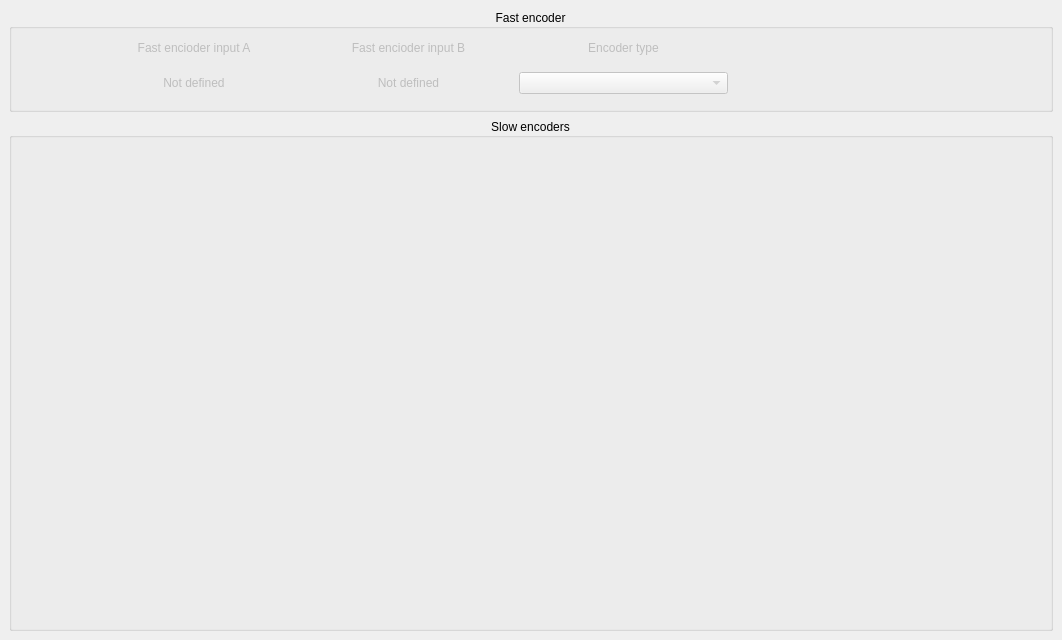
First picture: the form in widgets/encodersconfig.ui, repository FreeJoy-Team/FreeJoyConfiguratorQt, before the edit.
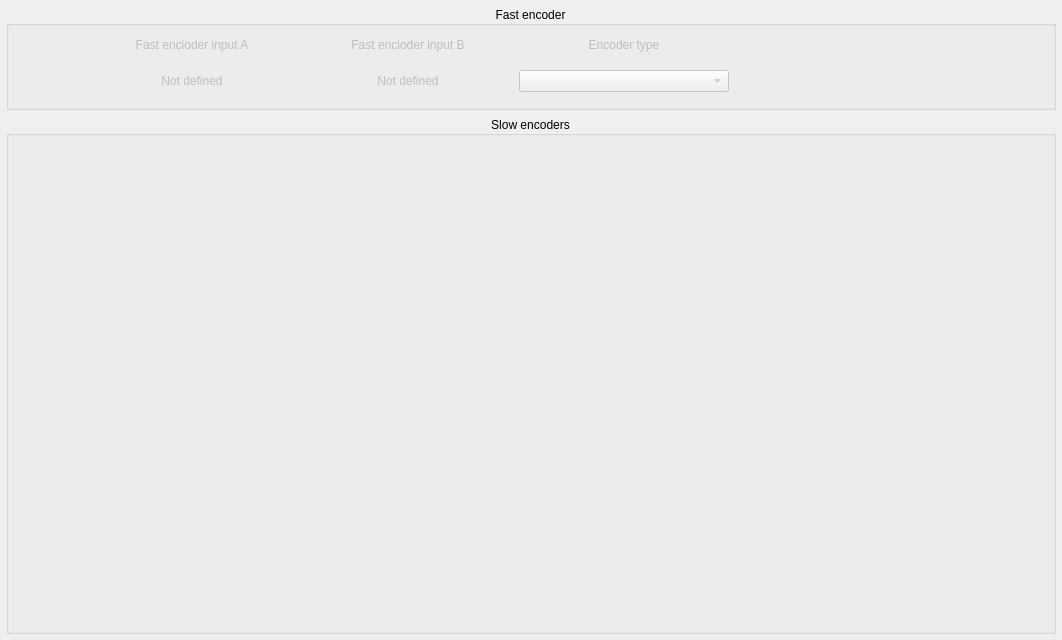
Second picture: the form after the edit.

The edit to the form file:
```diff
--- a/widgets/encodersconfig.ui
+++ b/widgets/encodersconfig.ui
@@ -44,6 +44,18 @@
        </rect>
       </property>
       <layout class="QVBoxLayout" name="verticalLayout" stretch="1,5">
+       <property name="leftMargin">
+        <number>6</number>
+       </property>
+       <property name="topMargin">
+        <number>6</number>
+       </property>
+       <property name="rightMargin">
+        <number>6</number>
+       </property>
+       <property name="bottomMargin">
+        <number>6</number>
+       </property>
        <item>
         <widget class="QGroupBox" name="groupBox_FastEncoder">
          <property name="minimumSize">
```
